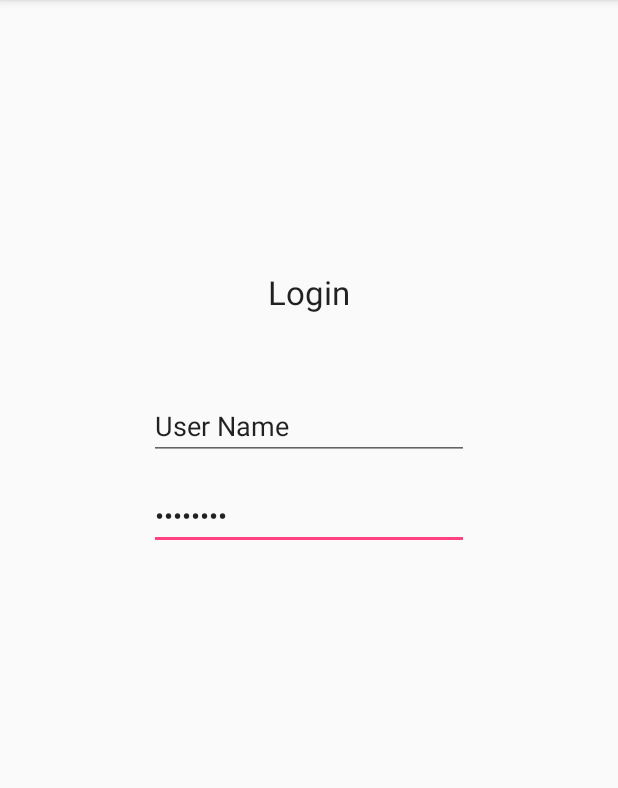
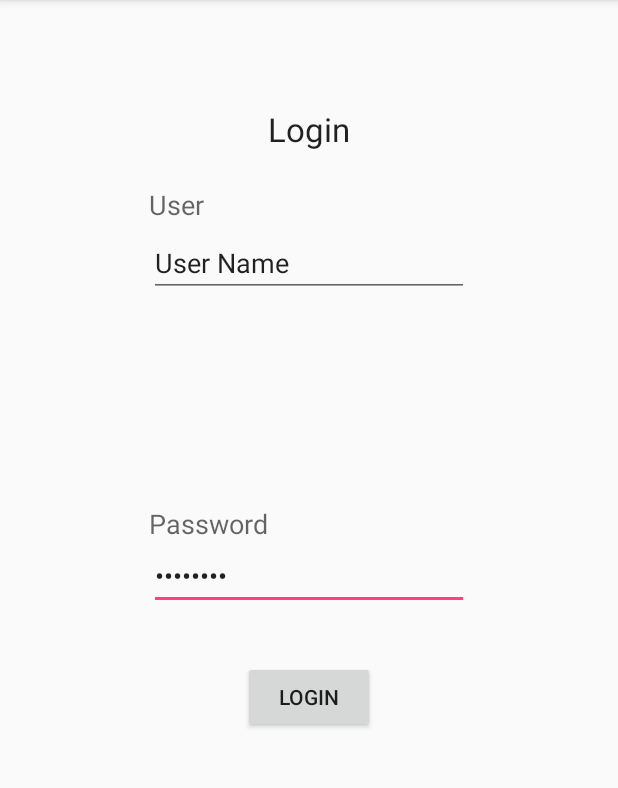
Before and after one commit to freitasbruno/RowRowApp, an Android app: the screen it shows after launch (MainActivity), on a phone screen of 412 x 824 dp, the part 84-872 px from its top. Run offline under Robolectric (Android 15) with nearby library versions, the phone set to English and light mode, and no system bars.

Commit message:
Login Layout

```diff
--- a/app/src/main/res/layout/activity_main.xml
+++ b/app/src/main/res/layout/activity_main.xml
@@ -13,11 +13,11 @@
         android:layout_width="wrap_content"
         android:layout_height="wrap_content"
         android:textAppearance="?android:attr/textAppearanceLarge"
-        android:text="Login"
+        android:text="@string/tvLogin"
         android:id="@+id/textView"
+        android:layout_marginTop="55dp"
         android:layout_alignParentTop="true"
-        android:layout_centerHorizontal="true"
-        android:layout_marginTop="164dp" />
+        android:layout_centerHorizontal="true" />
 
     <EditText
         android:layout_width="wrap_content"
@@ -25,10 +25,9 @@
         android:inputType="textPassword"
         android:ems="10"
         android:id="@+id/etPassword"
-        android:layout_below="@+id/textView"
-        android:layout_centerHorizontal="true"
-        android:layout_marginTop="112dp"
-        android:text="Password" />
+        android:text="Password"
+        android:layout_centerVertical="true"
+        android:layout_centerHorizontal="true" />
 
     <EditText
         android:layout_width="wrap_content"
@@ -40,4 +39,33 @@
         android:layout_below="@+id/textView"
         android:layout_alignStart="@+id/etPassword"
         android:layout_marginTop="52dp" />
+
+    <Button
+        android:layout_width="wrap_content"
+        android:layout_height="wrap_content"
+        android:text="@string/btLogin"
+        android:id="@+id/btLogin"
+        android:layout_below="@+id/etPassword"
+        android:layout_centerHorizontal="true"
+        android:layout_marginTop="34dp" />
+
+    <TextView
+        android:layout_width="wrap_content"
+        android:layout_height="wrap_content"
+        android:textAppearance="?android:attr/textAppearanceMedium"
+        android:text="@string/tvUser"
+        android:id="@+id/tvUser"
+        android:layout_below="@+id/textView"
+        android:layout_alignStart="@+id/etUserName"
+        android:layout_marginTop="23dp" />
+
+    <TextView
+        android:layout_width="wrap_content"
+        android:layout_height="wrap_content"
+        android:textAppearance="?android:attr/textAppearanceMedium"
+        android:text="@string/tvPassword"
+        android:id="@+id/tvPassword"
+        android:layout_above="@+id/etPassword"
+        android:layout_alignStart="@+id/etPassword" />
+
 </RelativeLayout>
--- a/app/src/main/res/values/strings.xml
+++ b/app/src/main/res/values/strings.xml
@@ -1,3 +1,7 @@
 <resources>
     <string name="app_name">RowRowApp</string>
+    <string name="tvUser">User</string>
+    <string name="tvPassword">Password</string>
+    <string name="tvLogin">Login</string>
+    <string name="btLogin">Login</string>
 </resources>
```
